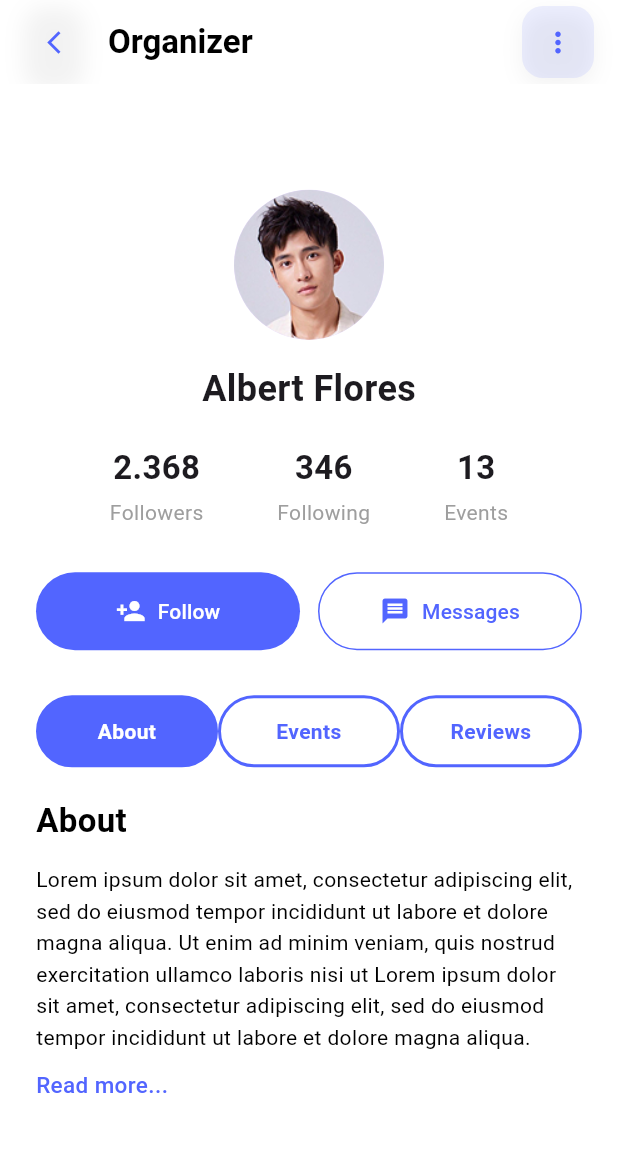
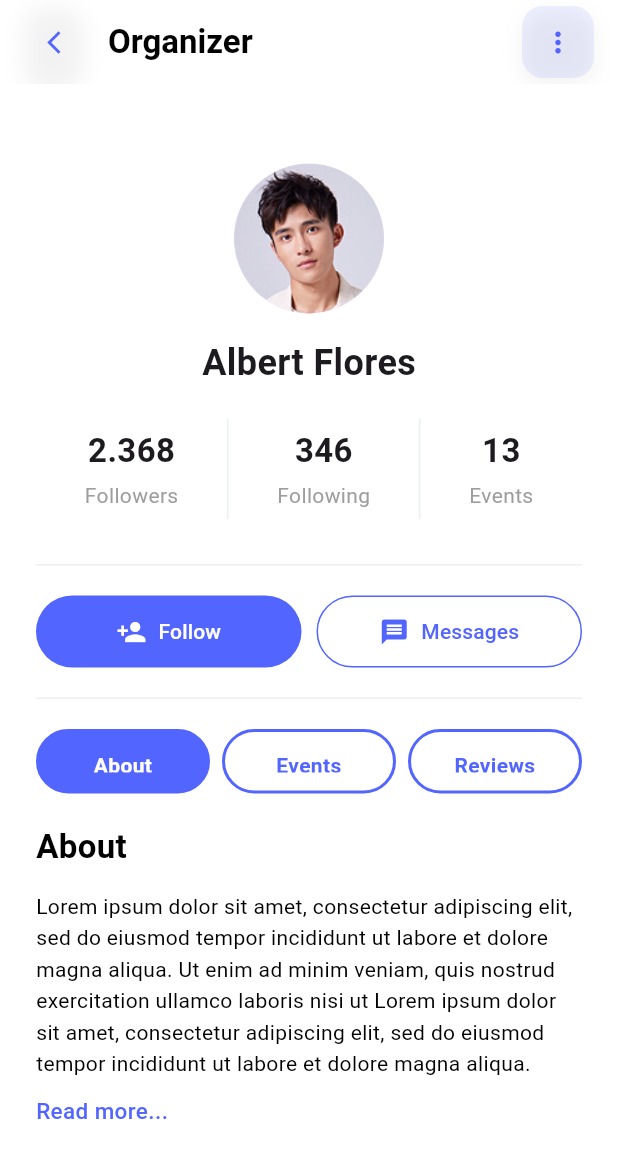
Before and after one commit to Archive-of-practical-work-for-the-MPT/Homework-Dart, a Flutter app: the ProfileScreen screen opened directly, on a phone screen of 412 x 824 dp. Shown: the top 1158 px of the screen. Run offline on Flutter 3.47's test engine with Material 3 defaults, Android fonts, the phone set to English and light mode, and no system bars.

Commit message:
fix: profile_screen

```diff
--- a/lib/screens/profile_screen.dart
+++ b/lib/screens/profile_screen.dart
@@ -102,6 +102,11 @@ class ProfileScreen extends StatelessWidget {
                         ),
                       ],
                     ),
+                    Container(
+                      width: 1,
+                      height: 67,
+                      color: Color(0xFFEBEEF2),
+                    ),
                     Column(
                       children: const [
                         Text(
@@ -118,6 +123,7 @@ class ProfileScreen extends StatelessWidget {
                         ),
                       ],
                     ),
+                    Container(width: 1, height: 67, color: Color(0xFFEBEEF2)),
                     Column(
                       children: const [
                         Text(
@@ -139,9 +145,19 @@ class ProfileScreen extends StatelessWidget {
 
                 const SizedBox(height: 30),
 
+                Container(
+                  width: 380,
+                  height: 1,
+                  color: const Color(0xFFEBEEF2),
+                ),
+
+                const SizedBox(height: 20),
+
                 Row(
                   children: [
                     Expanded(
+                      child: SizedBox(
+                        height: 48,
                         child: ElevatedButton.icon(
                           onPressed: null,
                           icon: const Icon(Icons.person_add, size: 20),
@@ -152,15 +168,17 @@ class ProfileScreen extends StatelessWidget {
                             disabledBackgroundColor: mainColor,
                             disabledForegroundColor: Colors.white,
                             padding: const EdgeInsets.symmetric(vertical: 0),
-                          minimumSize: const Size.fromHeight(52),
                             shape: RoundedRectangleBorder(
                               borderRadius: BorderRadius.circular(30),
                             ),
                           ),
                         ),
                       ),
-                    const SizedBox(width: 12),
+                    ),
+                    const SizedBox(width: 10),
                     Expanded(
+                      child: SizedBox(
+                        height: 48,
                         child: OutlinedButton.icon(
                           onPressed: null,
                           icon: const Icon(Icons.message, size: 20),
@@ -170,10 +188,9 @@ class ProfileScreen extends StatelessWidget {
                             disabledForegroundColor: mainColor,
                             side: const BorderSide(color: mainColor),
                             padding: const EdgeInsets.symmetric(vertical: 0),
-                          minimumSize: const Size.fromHeight(52),
-
                             shape: RoundedRectangleBorder(
                               borderRadius: BorderRadius.circular(30),
+                            ),
                           ),
                         ),
                       ),
@@ -181,12 +198,22 @@ class ProfileScreen extends StatelessWidget {
                   ],
                 ),
 
-                const SizedBox(height: 30),
+                const SizedBox(height: 20),
+
+                Container(
+                  width: 380,
+                  height: 1,
+                  color: const Color(0xFFEBEEF2),
+                ),
+
+                const SizedBox(height: 20),
 
                 Row(
                   children: [
                     Expanded(child: _tab('About', true)),
+                    const SizedBox(width: 8),
                     Expanded(child: _tab('Events', false)),
+                    const SizedBox(width: 8),
                     Expanded(child: _tab('Reviews', false)),
                   ],
                 ),
@@ -248,6 +275,7 @@ class ProfileScreen extends StatelessWidget {
 
   Widget _tab(String text, bool active) {
     return Container(
+      height: 43,
       padding: const EdgeInsets.symmetric(vertical: 12),
       decoration: BoxDecoration(
         color: active ? mainColor : Colors.white,
```
Lines whose indentation alone changed are shown as unchanged.
